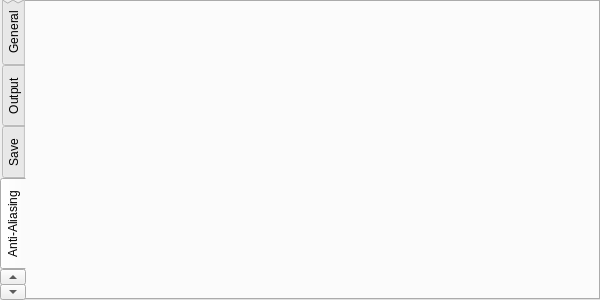
Old version of the form QChromosome/rendersettings.ui in the repository Michalaq/ChromosomeVisualizer.
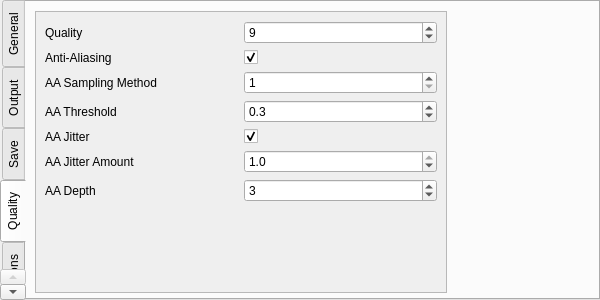
New version of the form. The open tabs and pages were chosen to show the change.

Commit message: Added rendering quality settings

Patch:
```diff
--- a/QChromosome/rendersettings.ui
+++ b/QChromosome/rendersettings.ui
@@ -337,8 +337,186 @@
   </widget>
   <widget class="QWidget" name="tabAntialiasing">
    <attribute name="title">
-    <string>Anti-Aliasing</string>
+    <string>Quality</string>
    </attribute>
+   <widget class="QScrollArea" name="scrollArea_3">
+    <property name="geometry">
+     <rect>
+      <x>9</x>
+      <y>9</y>
+      <width>412</width>
+      <height>282</height>
+     </rect>
+    </property>
+    <property name="widgetResizable">
+     <bool>true</bool>
+    </property>
+    <widget class="QWidget" name="scrollAreaWidgetContents_3">
+     <property name="geometry">
+      <rect>
+       <x>0</x>
+       <y>0</y>
+       <width>412</width>
+       <height>282</height>
+      </rect>
+     </property>
+     <layout class="QGridLayout" name="gridLayout_5">
+      <item row="2" column="0">
+       <widget class="QLabel" name="label_10">
+        <property name="text">
+         <string>AA Sampling Method</string>
+        </property>
+       </widget>
+      </item>
+      <item row="0" column="0">
+       <widget class="QLabel" name="label_8">
+        <property name="text">
+         <string>Quality</string>
+        </property>
+       </widget>
+      </item>
+      <item row="4" column="1">
+       <widget class="QCheckBox" name="aaJitterCheckBox">
+        <property name="text">
+         <string/>
+        </property>
+        <property name="checked">
+         <bool>true</bool>
+        </property>
+       </widget>
+      </item>
+      <item row="1" column="1">
+       <widget class="QCheckBox" name="aaCheckBox">
+        <property name="text">
+         <string/>
+        </property>
+        <property name="checked">
+         <bool>true</bool>
+        </property>
+       </widget>
+      </item>
+      <item row="1" column="0">
+       <widget class="QLabel" name="label_9">
+        <property name="text">
+         <string>Anti-Aliasing</string>
+        </property>
+       </widget>
+      </item>
+      <item row="5" column="0">
+       <widget class="QLabel" name="label_13">
+        <property name="text">
+         <string>AA Jitter Amount</string>
+        </property>
+       </widget>
+      </item>
+      <item row="3" column="0">
+       <widget class="QLabel" name="label_11">
+        <property name="text">
+         <string>AA Threshold</string>
+        </property>
+       </widget>
+      </item>
+      <item row="4" column="0">
+       <widget class="QLabel" name="label_12">
+        <property name="text">
+         <string>AA Jitter</string>
+        </property>
+       </widget>
+      </item>
+      <item row="3" column="1">
+       <widget class="QDoubleSpinBox" name="aaThresholdDoubleSpinBox">
+        <property name="locale">
+         <locale language="C" country="AnyCountry"/>
+        </property>
+        <property name="decimals">
+         <number>1</number>
+        </property>
+        <property name="maximum">
+         <double>1.000000000000000</double>
+        </property>
+        <property name="singleStep">
+         <double>0.100000000000000</double>
+        </property>
+        <property name="value">
+         <double>0.300000000000000</double>
+        </property>
+       </widget>
+      </item>
+      <item row="5" column="1">
+       <widget class="QDoubleSpinBox" name="aaJitterAmountDoubleSpinBox">
+        <property name="locale">
+         <locale language="C" country="AnyCountry"/>
+        </property>
+        <property name="decimals">
+         <number>1</number>
+        </property>
+        <property name="maximum">
+         <double>1.000000000000000</double>
+        </property>
+        <property name="singleStep">
+         <double>0.100000000000000</double>
+        </property>
+        <property name="value">
+         <double>1.000000000000000</double>
+        </property>
+       </widget>
+      </item>
+      <item row="7" column="0" colspan="2">
+       <spacer name="verticalSpacer_3">
+        <property name="orientation">
+         <enum>Qt::Vertical</enum>
+        </property>
+        <property name="sizeHint" stdset="0">
+         <size>
+          <width>20</width>
+          <height>40</height>
+         </size>
+        </property>
+       </spacer>
+      </item>
+      <item row="0" column="1">
+       <widget class="QSpinBox" name="qualitySpinBox">
+        <property name="maximum">
+         <number>11</number>
+        </property>
+        <property name="value">
+         <number>9</number>
+        </property>
+       </widget>
+      </item>
+      <item row="2" column="1">
+       <widget class="QSpinBox" name="aaSamplingSpinBox">
+        <property name="minimum">
+         <number>1</number>
+        </property>
+        <property name="maximum">
+         <number>2</number>
+        </property>
+       </widget>
+      </item>
+      <item row="6" column="0">
+       <widget class="QLabel" name="label_14">
+        <property name="text">
+         <string>AA Depth</string>
+        </property>
+       </widget>
+      </item>
+      <item row="6" column="1">
+       <widget class="QSpinBox" name="aaDepthSpinBox">
+        <property name="minimum">
+         <number>1</number>
+        </property>
+        <property name="maximum">
+         <number>9</number>
+        </property>
+        <property name="value">
+         <number>3</number>
+        </property>
+       </widget>
+      </item>
+     </layout>
+    </widget>
+   </widget>
   </widget>
   <widget class="QWidget" name="tabOptions">
    <attribute name="title">
```
Left out of the diff: 4 changed lines with no effect on the pictures. The commit also changes 4 other files.
